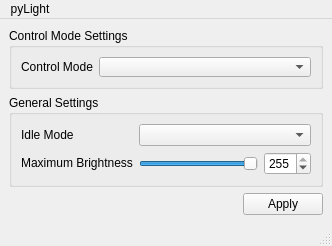
Before: the Qt Designer form GUI.ui in AlexEshoo/pyLight, drawn with Qt 5.
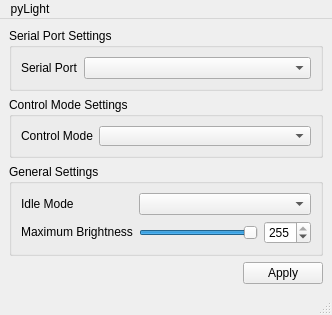
After: the same form once the commit is applied.

```diff
--- a/GUI.ui
+++ b/GUI.ui
@@ -7,7 +7,7 @@
     <x>0</x>
     <y>0</y>
     <width>309</width>
-    <height>228</height>
+    <height>287</height>
    </rect>
   </property>
   <property name="windowTitle">
@@ -15,54 +15,20 @@
   </property>
   <widget class="QWidget" name="centralwidget">
    <layout class="QGridLayout" name="gridLayout">
-    <item row="0" column="0" colspan="3">
-     <widget class="QGroupBox" name="controlModeGroupBox">
+    <item row="4" column="1">
+     <widget class="QPushButton" name="applyButton">
       <property name="sizePolicy">
-       <sizepolicy hsizetype="Preferred" vsizetype="Maximum">
+       <sizepolicy hsizetype="Fixed" vsizetype="Fixed">
         <horstretch>0</horstretch>
         <verstretch>0</verstretch>
        </sizepolicy>
       </property>
-      <property name="title">
-       <string>Control Mode Settings</string>
+      <property name="text">
+       <string>Apply</string>
       </property>
-      <layout class="QGridLayout" name="gridLayout_2">
-       <item row="0" column="1">
-        <widget class="QComboBox" name="controlModeComboBox">
-         <property name="minimumSize">
-          <size>
-           <width>100</width>
-           <height>20</height>
-          </size>
-         </property>
-         <property name="baseSize">
-          <size>
-           <width>0</width>
-           <height>0</height>
-          </size>
-         </property>
-        </widget>
-       </item>
-       <item row="0" column="0">
-        <widget class="QLabel" name="controlModeLabel">
-         <property name="sizePolicy">
-          <sizepolicy hsizetype="Fixed" vsizetype="Fixed">
-           <horstretch>0</horstretch>
-           <verstretch>0</verstretch>
-          </sizepolicy>
-         </property>
-         <property name="text">
-          <string>Control Mode</string>
-         </property>
-         <property name="alignment">
-          <set>Qt::AlignBottom|Qt::AlignHCenter</set>
-         </property>
-        </widget>
-       </item>
-      </layout>
      </widget>
     </item>
-    <item row="1" column="0" colspan="3">
+    <item row="3" column="0" colspan="2">
      <widget class="QGroupBox" name="generalSettingsGroupBox">
       <property name="sizePolicy">
        <sizepolicy hsizetype="Preferred" vsizetype="Fixed">
@@ -147,17 +113,76 @@
       </layout>
      </widget>
     </item>
-    <item row="3" column="2">
-     <widget class="QPushButton" name="applyButton">
+    <item row="2" column="0" colspan="2">
+     <widget class="QGroupBox" name="controlModeGroupBox">
       <property name="sizePolicy">
-       <sizepolicy hsizetype="Fixed" vsizetype="Fixed">
+       <sizepolicy hsizetype="Preferred" vsizetype="Maximum">
         <horstretch>0</horstretch>
         <verstretch>0</verstretch>
        </sizepolicy>
       </property>
-      <property name="text">
-       <string>Apply</string>
+      <property name="title">
+       <string>Control Mode Settings</string>
       </property>
+      <layout class="QGridLayout" name="gridLayout_2">
+       <item row="0" column="0">
+        <widget class="QLabel" name="controlModeLabel">
+         <property name="sizePolicy">
+          <sizepolicy hsizetype="Fixed" vsizetype="Fixed">
+           <horstretch>0</horstretch>
+           <verstretch>0</verstretch>
+          </sizepolicy>
+         </property>
+         <property name="text">
+          <string>Control Mode</string>
+         </property>
+         <property name="alignment">
+          <set>Qt::AlignBottom|Qt::AlignHCenter</set>
+         </property>
+        </widget>
+       </item>
+       <item row="0" column="1">
+        <widget class="QComboBox" name="controlModeComboBox">
+         <property name="minimumSize">
+          <size>
+           <width>100</width>
+           <height>20</height>
+          </size>
+         </property>
+         <property name="baseSize">
+          <size>
+           <width>0</width>
+           <height>0</height>
+          </size>
+         </property>
+        </widget>
+       </item>
+      </layout>
+     </widget>
+    </item>
+    <item row="1" column="0" colspan="2">
+     <widget class="QGroupBox" name="SerialPortSettingsComboBox">
+      <property name="title">
+       <string>Serial Port Settings</string>
+      </property>
+      <layout class="QHBoxLayout" name="horizontalLayout">
+       <item>
+        <widget class="QLabel" name="SerialPortLabel">
+         <property name="sizePolicy">
+          <sizepolicy hsizetype="Fixed" vsizetype="Fixed">
+           <horstretch>0</horstretch>
+           <verstretch>0</verstretch>
+          </sizepolicy>
+         </property>
+         <property name="text">
+          <string>Serial Port</string>
+         </property>
+        </widget>
+       </item>
+       <item>
+        <widget class="QComboBox" name="serialPortComboBox"/>
+       </item>
+      </layout>
      </widget>
     </item>
    </layout>
```
